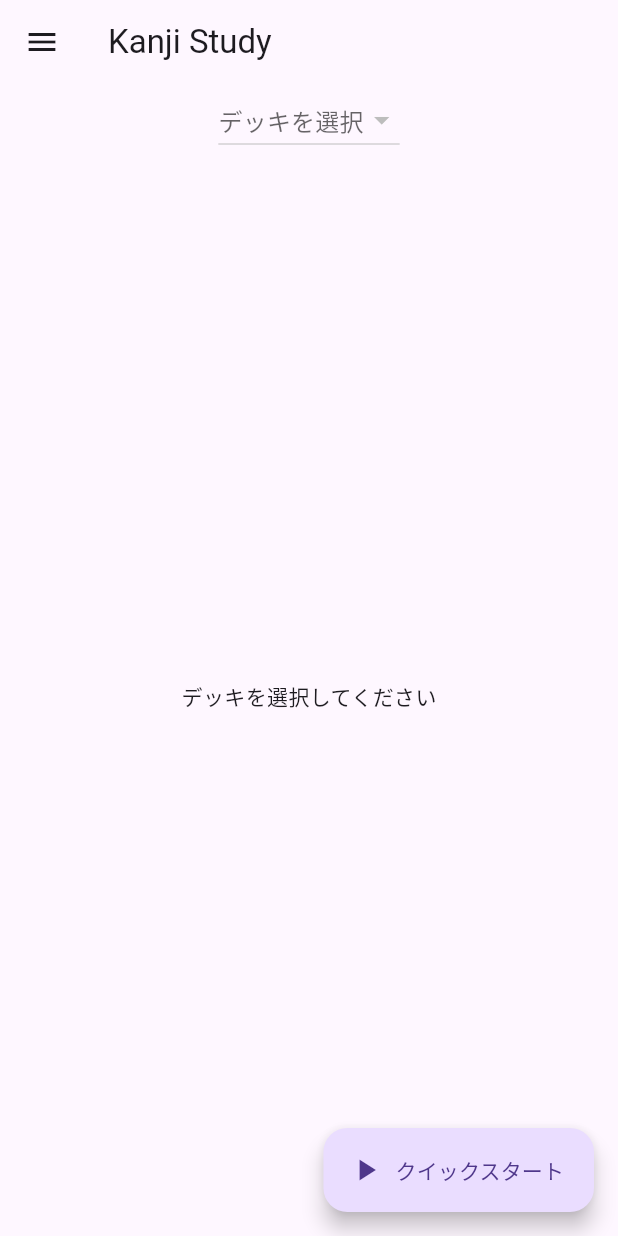
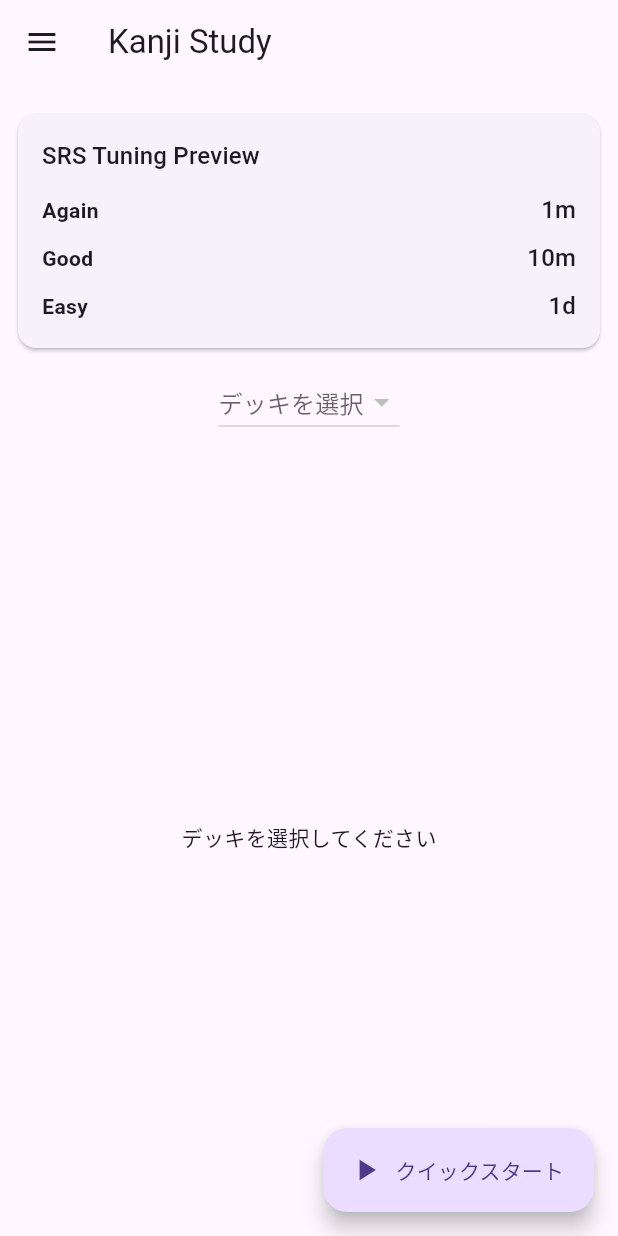
Before and after one commit to inami202rk-hub/my_kanji_app, a Flutter app: the screen it shows after launch, on a phone screen of 412 x 824 dp. Run offline on Flutter 3.47's test engine with Material 3 defaults, Android fonts, the phone set to English and light mode, and no system bars; our stand-ins replace fl_chart, shared_preferences; missing offline and left inert: dart:html, dart:js_util; network calls fail.

Commit message:
feat(home): respect SRS Preview toggle on Home page

```diff
--- a/lib/main.dart
+++ b/lib/main.dart
@@ -10,6 +10,9 @@ import 'pages/main_quick_start.dart';
 import 'pages/wrong_page.dart';
 import 'pages/tag_browser_page.dart';
 import 'widget/pwa_install_button.dart';
+import 'package:my_kanji_app/features/settings/services/settings_service.dart'
+    as feature_settings;
+import 'package:my_kanji_app/widgets/srs_preview_card.dart';
 
 void main() {
   runApp(const MyApp());
@@ -37,10 +40,13 @@ class HomePage extends StatefulWidget {
 class _HomePageState extends State<HomePage> {
   List<String> _levels = [];
   String? _selectedDeck;
+  late final feature_settings.SettingsService _settings;
 
   @override
   void initState() {
     super.initState();
+    _settings = feature_settings.SettingsService.instance;
+    _settings.load();
     _bootstrap();
   }
 
@@ -60,6 +66,22 @@ class _HomePageState extends State<HomePage> {
       appBar: AppBar(title: const Text('Kanji Study')),
       body: Column(
         children: [
+          // ▼ SRS Preview（設定トグルに追従）
+          ValueListenableBuilder<bool>(
+            valueListenable: _settings.srsPreviewEnabled,
+            builder: (context, enabled, _) {
+              if (!enabled) return const SizedBox.shrink();
+              return const Padding(
+                padding: EdgeInsets.only(top: 8.0, left: 12, right: 12),
+                child: SrsPreviewCard(
+                  again: Duration(minutes: 1),
+                  good: Duration(minutes: 10),
+                  easy: Duration(days: 1),
+                ),
+              );
+            },
+          ),
+          // ▲ ここまで
           DropdownButton<String>(
             value: _selectedDeck,
             hint: const Text('デッキを選択'),
```
